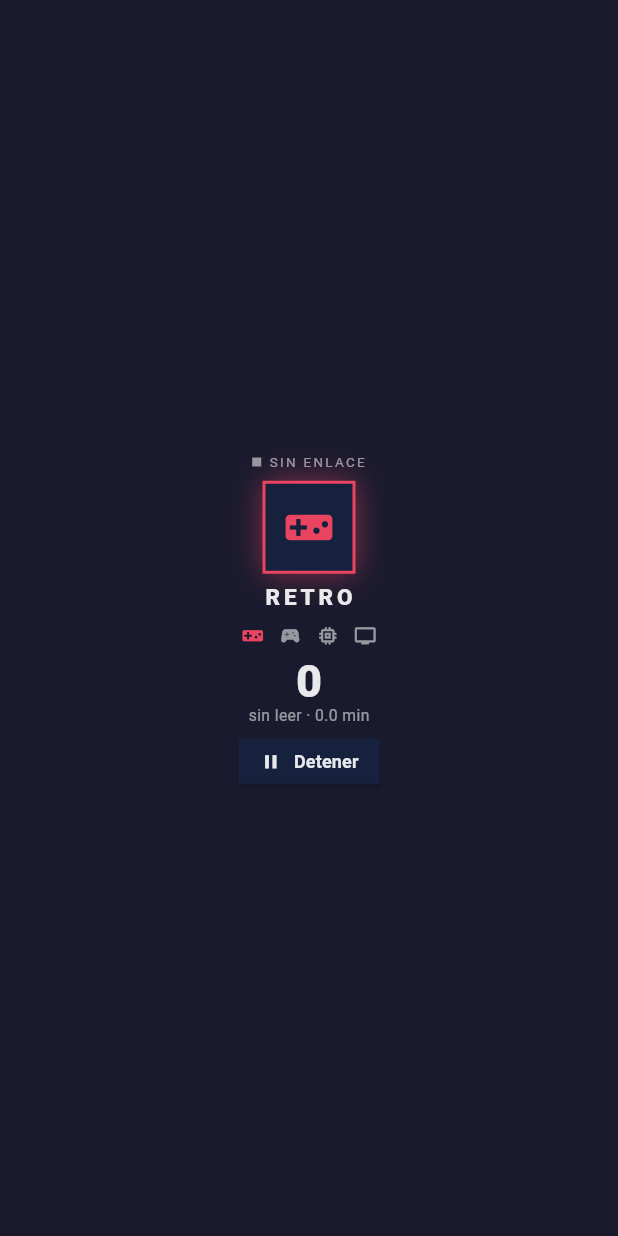
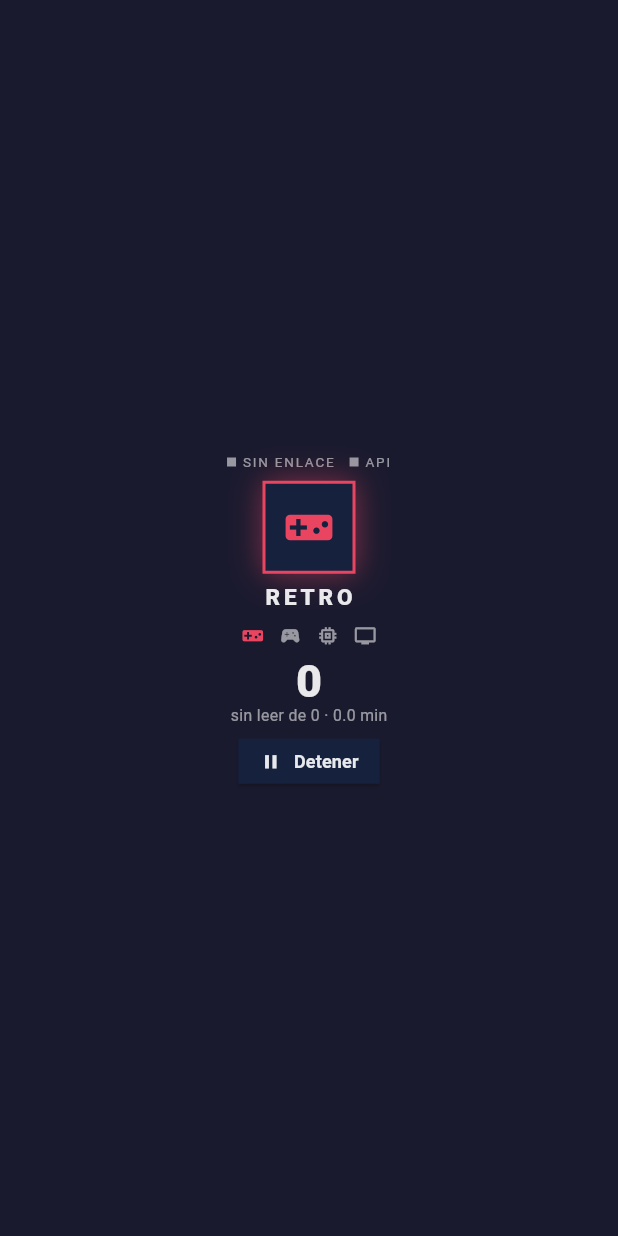
Before and after one commit to luuboon/babywolf-ecosystem, a Flutter app: the screen it shows after launch, after a tap on "Iniciar", on a phone screen of 412 x 824 dp. Run offline on Flutter 3.47's test engine with Material 3 defaults, Android fonts, the phone set to English and light mode, and no system bars; network calls fail.

Commit message:
feat(wearable): los temas y el contador salen de la API, no de un Random
Antes el reloj inventaba todo: las categorías estaban escritas a mano y el
contador era un paseo aleatorio. Los números no significaban nada y no había
forma de defenderlos si alguien preguntaba de dónde salían.

Ahora consulta GET /api/posts al arrancar y cada 60 s:
- los temas son las categorías reales, ordenadas por número de noticias
- el contador parte del total real publicado (hoy 6)
- si se publica una noticia durante la demo, el contador sube solo
- si la API no responde, sigue con el último dato bueno y apaga el indicador

Lo único que se simula es el acto de leer, una noticia cada 30 s: es actividad
del usuario y ningún emulador tiene un sensor que la mida. El cronómetro de
minutos sí es real. La pantalla del reloj lleva dos indicadores, GATT y API,
para que en la demo se vea de dónde vienen los datos.

El umbral crítico baja de 10 a 4, proporcional a las ~6 noticias del blog: así
la alerta se enciende al arrancar y se apaga sola al leer un par.

Co-Authored-By: Claude Opus 5 <noreply@anthropic.com>

```diff
--- a/phone_app/lib/gatt_constants.dart
+++ b/phone_app/lib/gatt_constants.dart
@@ -18,9 +18,13 @@ const String kCharNoticiasSinLeer = '0000bab2-0000-1000-8000-00805f9b34fb';
 const String kCharMinutosLectura = '0000bab3-0000-1000-8000-00805f9b34fb';
 
 /// Por encima de este backlog el teléfono levanta alerta visible.
-const int kUmbralNoticiasSinLeer = 10;
+/// El blog ronda las 6 noticias publicadas, así que el umbral se fija en 4:
+/// alto para que no salte por cualquier cosa, bajo para que se pueda apagar
+/// leyendo un par de noticias durante la demo.
+const int kUmbralNoticiasSinLeer = 4;
 
-/// Temas del blog BabyWolf. Coinciden con la columna `category` de la API.
+/// Temas conocidos del blog. Sólo se usan como respaldo: los temas reales los
+/// trae `consultarBlog()` desde la columna `category` de la API.
 const List<String> kTemas = ['retro', 'gaming', 'tech', 'opinion'];
 
 /// Dónde vive el hub que hace de medio físico (ver hub/hub.dart).
--- /dev/null
+++ b/wearable_app/lib/blog_api.dart
@@ -0,0 +1,58 @@
+// Consulta al blog BabyWolf: qué temas existen y cuántas noticias tiene cada uno.
+//
+// El reloj no inventa los temas ni el número de noticias: los saca de la misma
+// API que alimenta al teléfono y a la Smart TV. Lo único que simula es el acto
+// de leer, que sí es actividad del usuario y ningún emulador puede medir.
+
+import 'dart:convert';
+
+import 'package:http/http.dart' as http;
+
+const String kApiBase = 'https://babywolf-blog-production.up.railway.app/api';
+
+class ResumenBlog {
+  /// Categorías reales, de la más poblada a la menos.
+  final List<String> temas;
+
+  /// Cuántas noticias publicadas tiene cada categoría.
+  final Map<String, int> porTema;
+
+  const ResumenBlog(this.temas, this.porTema);
+
+  int get total => porTema.values.fold(0, (a, b) => a + b);
+
+  /// Con qué quedarse si la API no responde: el reloj sigue funcionando y la
+  /// demo no se cae, pero los contadores arrancan en cero.
+  static const ResumenBlog vacio = ResumenBlog(
+    ['retro', 'gaming', 'tech', 'opinion'],
+    {},
+  );
+}
+
+Future<ResumenBlog> consultarBlog() async {
+  final res = await http
+      .get(Uri.parse('$kApiBase/posts'))
+      .timeout(const Duration(seconds: 12));
+
+  if (res.statusCode != 200) {
+    throw Exception('El servidor respondió ${res.statusCode}');
+  }
+
+  final decoded = jsonDecode(utf8.decode(res.bodyBytes));
+  if (decoded is! List) throw Exception('Respuesta inesperada de la API');
+
+  final porTema = <String, int>{};
+  for (final p in decoded) {
+    if (p is! Map) continue;
+    final cat = p['category'];
+    if (cat is! String || cat.isEmpty) continue;
+    porTema[cat] = (porTema[cat] ?? 0) + 1;
+  }
+
+  if (porTema.isEmpty) return ResumenBlog.vacio;
+
+  final temas = porTema.keys.toList()
+    ..sort((a, b) => porTema[b]!.compareTo(porTema[a]!));
+
+  return ResumenBlog(temas, porTema);
+}
--- a/wearable_app/lib/gatt_constants.dart
+++ b/wearable_app/lib/gatt_constants.dart
@@ -18,9 +18,13 @@ const String kCharNoticiasSinLeer = '0000bab2-0000-1000-8000-00805f9b34fb';
 const String kCharMinutosLectura = '0000bab3-0000-1000-8000-00805f9b34fb';
 
 /// Por encima de este backlog el teléfono levanta alerta visible.
-const int kUmbralNoticiasSinLeer = 10;
+/// El blog ronda las 6 noticias publicadas, así que el umbral se fija en 4:
+/// alto para que no salte por cualquier cosa, bajo para que se pueda apagar
+/// leyendo un par de noticias durante la demo.
+const int kUmbralNoticiasSinLeer = 4;
 
-/// Temas del blog BabyWolf. Coinciden con la columna `category` de la API.
+/// Temas conocidos del blog. Sólo se usan como respaldo: los temas reales los
+/// trae `consultarBlog()` desde la columna `category` de la API.
 const List<String> kTemas = ['retro', 'gaming', 'tech', 'opinion'];
 
 /// Dónde vive el hub que hace de medio físico (ver hub/hub.dart).
--- a/wearable_app/lib/main.dart
+++ b/wearable_app/lib/main.dart
@@ -1,13 +1,17 @@
 // BabyWolf Wear — widget de temas del blog para Wear OS.
 //
-// Muestra el tema que se está leyendo con su icono de consola retro y simula
-// la actividad de lectura, publicándola por GATT hacia el teléfono.
+// Muestra el tema que se está leyendo con su icono de consola retro y publica
+// la actividad por GATT hacia el teléfono.
+//
+// Los temas y el número de noticias son REALES: salen de la misma API que
+// alimenta al teléfono y a la Smart TV. Lo único simulado es el acto de leer
+// —eso es actividad del usuario y ningún emulador tiene un sensor que lo mida.
 
 import 'dart:async';
-import 'dart:math';
 
 import 'package:flutter/material.dart';
 
+import 'blog_api.dart';
 import 'gatt_codec.dart';
 import 'gatt_constants.dart';
 import 'gatt_peripheral.dart';
@@ -54,19 +58,36 @@ class PantallaTemas extends StatefulWidget {
   State<PantallaTemas> createState() => _PantallaTemasState();
 }
 
+/// Cada cuánto "lee" una noticia. A este ritmo las ~6 del blog se leen en unos
+/// tres minutos: alcanza para ver la alerta encenderse y apagarse en la demo.
+const _cadaCuantoLee = Duration(seconds: 30);
+
+/// Cada cuánto se vuelve a preguntar al blog. Si publicas una noticia durante
+/// la demo, el contador del reloj sube dentro de este plazo.
+const _cadaCuantoRefresca = Duration(seconds: 60);
+
 class _PantallaTemasState extends State<PantallaTemas> {
   final _gatt = GattPeripheral();
-  final _rand = Random();
   Timer? _anuncio;
   Timer? _generador;
+  Timer? _refresco;
   StreamSubscription<bool>? _subEnlace;
 
   bool _generando = false;
   bool _conectado = false;
   int _temaIdx = 0;
-  int _sinLeer = 0;
   double _minutos = 0;
   int _tick = 0;
+
+  /// Lo que dice el blog ahora mismo.
+  ResumenBlog _blog = ResumenBlog.vacio;
+  bool _apiOk = false;
+
+  /// Noticias que el usuario ya leyó. Es lo único que se simula.
+  int _leidas = 0;
+
+  List<String> get _temas => _blog.temas;
+  int get _sinLeer => (_blog.total - _leidas).clamp(0, 9999);
 
   @override
   void initState() {
@@ -82,12 +103,32 @@ class _PantallaTemasState extends State<PantallaTemas> {
     _anuncio = Timer.periodic(const Duration(seconds: 2), (_) {
       _gatt.notify(kServiceUuid, GattCodec.encodeString('BabyWolf Wear'));
     });
+
+    _cargarBlog();
+    _refresco = Timer.periodic(_cadaCuantoRefresca, (_) => _cargarBlog());
+  }
+
+  /// Trae los temas y el conteo reales. Si falla, el reloj sigue en pie con el
+  /// último dato bueno: una demo no se cae por un corte de red.
+  Future<void> _cargarBlog() async {
+    try {
+      final resumen = await consultarBlog();
+      if (!mounted) return;
+      setState(() {
+        _blog = resumen;
+        _apiOk = true;
+        if (_temaIdx >= _temas.length) _temaIdx = 0;
+      });
+    } catch (_) {
+      if (mounted) setState(() => _apiOk = false);
+    }
   }
 
   @override
   void dispose() {
     _anuncio?.cancel();
     _generador?.cancel();
+    _refresco?.cancel();
     _subEnlace?.cancel();
     _gatt.detener();
     super.dispose();
@@ -102,25 +143,30 @@ class _PantallaTemasState extends State<PantallaTemas> {
     }
   }
 
-  /// Simulador de sensores: una lectura por segundo, como pide la rúbrica.
+  /// Una lectura por segundo, como pide la rúbrica.
+  ///
+  /// El tema y el contador salen del blog real; sólo se simula que el usuario
+  /// va leyendo, que es justo lo que un emulador no puede medir.
   void _generar() {
+    if (_temas.isEmpty) return;
+
     setState(() {
       _tick++;
       // El tema cambia cada 5 s, como si el usuario navegara entre secciones.
-      if (_tick % 5 == 0) _temaIdx = (_temaIdx + 1) % kTemas.length;
-      // El backlog crece casi siempre y baja cuando alcanza a leer algo.
-      _sinLeer = (_sinLeer + _rand.nextInt(4) - 1).clamp(0, 40);
-      _minutos += 1 / 60;
+      if (_tick % 5 == 0) _temaIdx = (_temaIdx + 1) % _temas.length;
+      // Va leyendo: lo único simulado de los tres valores.
+      if (_tick % _cadaCuantoLee.inSeconds == 0 && _sinLeer > 0) _leidas++;
+      _minutos += 1 / 60; // cronómetro real de la sesión
     });
 
-    _gatt.notify(kCharTemaActivo, GattCodec.encodeString(kTemas[_temaIdx]));
+    _gatt.notify(kCharTemaActivo, GattCodec.encodeString(_temas[_temaIdx]));
     _gatt.notify(kCharNoticiasSinLeer, GattCodec.encodeUint16(_sinLeer));
     _gatt.notify(kCharMinutosLectura, GattCodec.encodeFloat32(_minutos));
   }
 
   @override
   Widget build(BuildContext context) {
-    final tema = kTemas[_temaIdx];
+    final tema = _temas.isEmpty ? '—' : _temas[_temaIdx];
     final critico = _sinLeer > kUmbralNoticiasSinLeer;
 
     return Scaffold(
@@ -148,15 +194,28 @@ class _PantallaTemasState extends State<PantallaTemas> {
     );
   }
 
+  /// Dos indicadores: el enlace con el teléfono y el origen de los datos.
+  /// Así, durante la demo, se ve de un vistazo que los números vienen del blog.
   Widget _enlaceGatt() {
     return Row(
       mainAxisAlignment: MainAxisAlignment.center,
       children: [
-        Container(width: 6, height: 6, color: _conectado ? _verde : _tenue),
-        const SizedBox(width: 5),
+        _punto(_conectado ? _verde : _tenue, _conectado ? 'GATT' : 'SIN ENLACE'),
+        const SizedBox(width: 10),
+        _punto(_apiOk ? _verde : _tenue, 'API'),
+      ],
+    );
+  }
+
+  Widget _punto(Color color, String etiqueta) {
+    return Row(
+      mainAxisSize: MainAxisSize.min,
+      children: [
+        Container(width: 6, height: 6, color: color),
+        const SizedBox(width: 4),
         Text(
-          _conectado ? 'GATT' : 'SIN ENLACE',
-          style: const TextStyle(color: _tenue, fontSize: 9, letterSpacing: 1.5),
+          etiqueta,
+          style: const TextStyle(color: _tenue, fontSize: 9, letterSpacing: 1.2),
         ),
       ],
     );
@@ -194,15 +253,17 @@ class _PantallaTemasState extends State<PantallaTemas> {
     );
   }
 
+  /// Un icono por tema REAL del blog: si publicas una categoría nueva,
+  /// aparece aquí sola tras el siguiente refresco.
   Widget _tiraTemas() {
     return Row(
       mainAxisAlignment: MainAxisAlignment.center,
       children: [
-        for (var i = 0; i < kTemas.length; i++)
+        for (var i = 0; i < _temas.length; i++)
           Padding(
             padding: const EdgeInsets.symmetric(horizontal: 5),
             child: Icon(
-              _consolas[kTemas[i]],
+              _consolas[_temas[i]] ?? Icons.article_outlined,
               size: 15,
               color: i == _temaIdx ? _neon : _tenue,
             ),
@@ -225,7 +286,8 @@ class _PantallaTemasState extends State<PantallaTemas> {
           ),
         ),
         Text(
-          'sin leer · ${_minutos.toStringAsFixed(1)} min',
+          // "de N" es el total publicado en el blog: dato real, no inventado.
+          'sin leer de ${_blog.total} · ${_minutos.toStringAsFixed(1)} min',
           style: const TextStyle(color: _tenue, fontSize: 10.5),
         ),
       ],
--- a/wearable_app/pubspec.yaml
+++ b/wearable_app/pubspec.yaml
@@ -9,6 +9,7 @@ environment:
 dependencies:
   flutter:
     sdk: flutter
+  http: ^1.6.0
 
 dev_dependencies:
   flutter_test:
```
Also changed, not shown: docs/evidencias/01-wearable-detenido.png, docs/evidencias/02-wearable-generando.png, docs/evidencias/03-telefono-feed.png, docs/evidencias/04-telefono-wearable-conectado-alerta.png, 7 other files.
